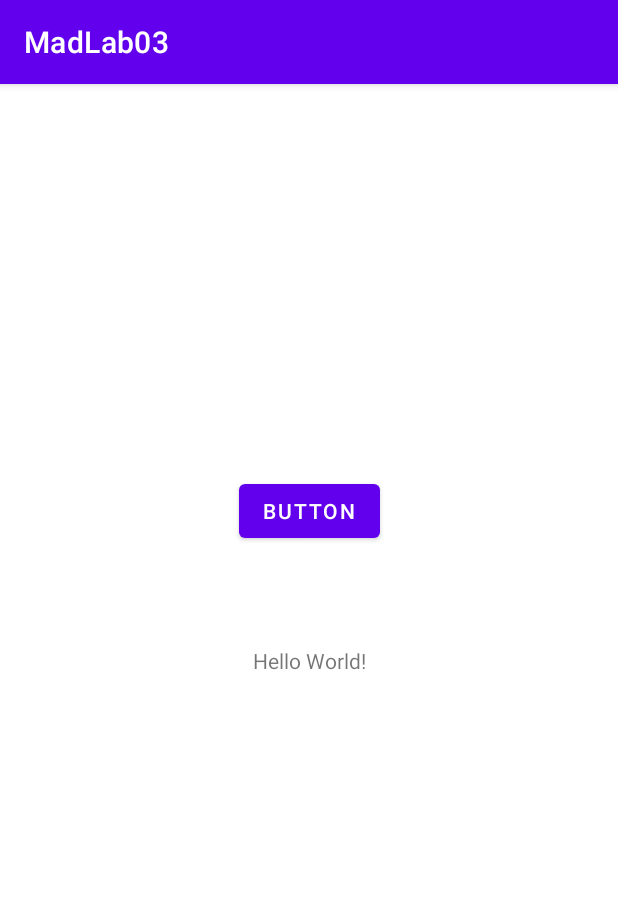
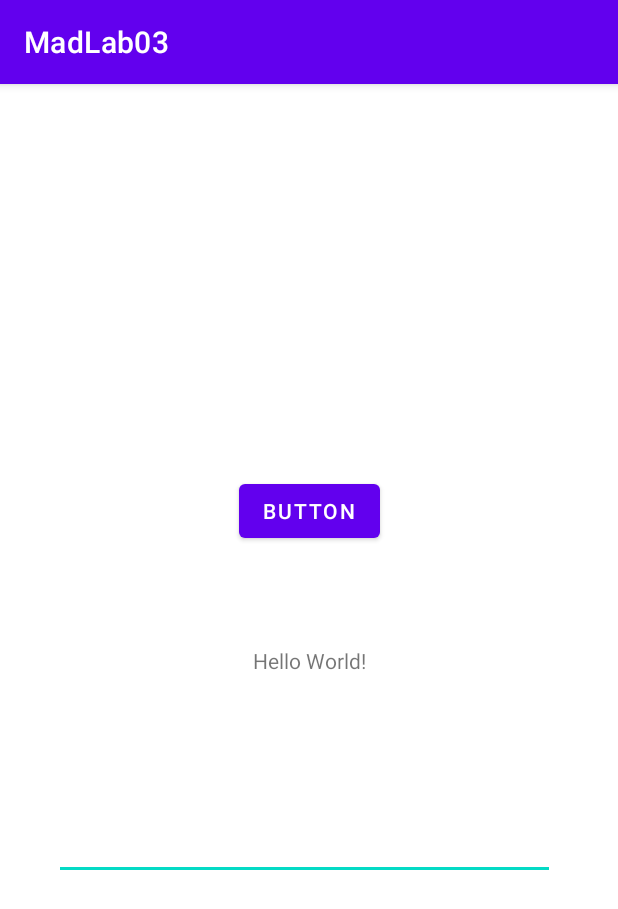
Before and after one commit to GRieZzLEO/MadLab03, an Android app: the screen it shows after launch (MainActivity), on a phone screen of 412 x 824 dp. Shown: the top 909 px of the screen. Run offline under Robolectric (Android 15) with nearby library versions, the phone set to English and light mode, and no system bars.

Commit message:
New things added

```diff
--- a/app/src/main/res/layout/activity_main.xml
+++ b/app/src/main/res/layout/activity_main.xml
@@ -28,4 +28,19 @@
         app:layout_constraintStart_toStartOf="parent"
         app:layout_constraintTop_toTopOf="parent" />
 
+    <EditText
+        android:id="@+id/editTextTextPassword"
+        android:layout_width="334dp"
+        android:layout_height="83dp"
+        android:layout_marginStart="98dp"
+        android:layout_marginTop="63dp"
+        android:layout_marginEnd="104dp"
+        android:layout_marginBottom="248dp"
+        android:ems="10"
+        android:inputType="textPassword"
+        app:layout_constraintBottom_toBottomOf="parent"
+        app:layout_constraintEnd_toEndOf="parent"
+        app:layout_constraintStart_toStartOf="parent"
+        app:layout_constraintTop_toBottomOf="@+id/textView" />
+
 </androidx.constraintlayout.widget.ConstraintLayout>
```
